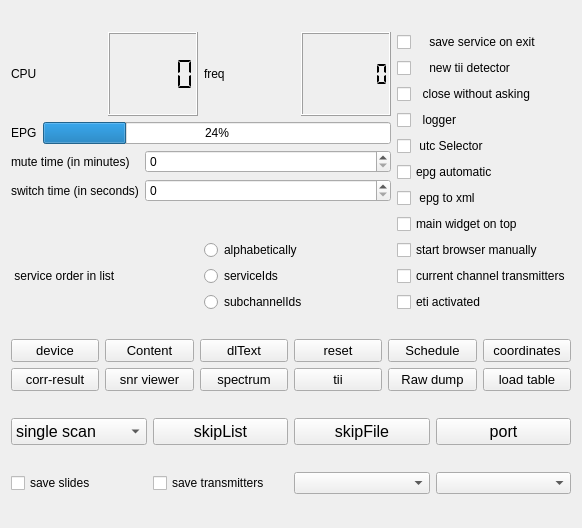
JvanKatwijk/qt-dab, file qt-dab-s5/forms-v5/config-helper.ui: the form before one commit.
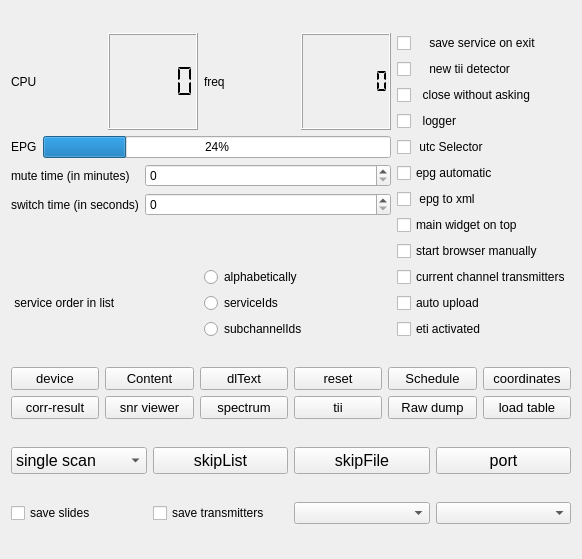
The form after the commit. Custom widgets are drawn as their Qt base class.

```diff
--- a/qt-dab-s5/forms-v5/config-helper.ui
+++ b/qt-dab-s5/forms-v5/config-helper.ui
@@ -7,7 +7,7 @@
     <x>0</x>
     <y>0</y>
     <width>582</width>
-    <height>528</height>
+    <height>559</height>
    </rect>
   </property>
   <property name="windowTitle">
@@ -261,6 +261,13 @@
          </property>
         </widget>
        </item>
+       <item>
+        <widget class="QCheckBox" name="autoUpload_Selector">
+         <property name="text">
+          <string>auto upload</string>
+         </property>
+        </widget>
+       </item>
        <item>
         <widget class="QCheckBox" name="eti_activeSelector">
          <property name="toolTip">
```
Left out of the diff: 4 changed lines with no effect on the pictures.
